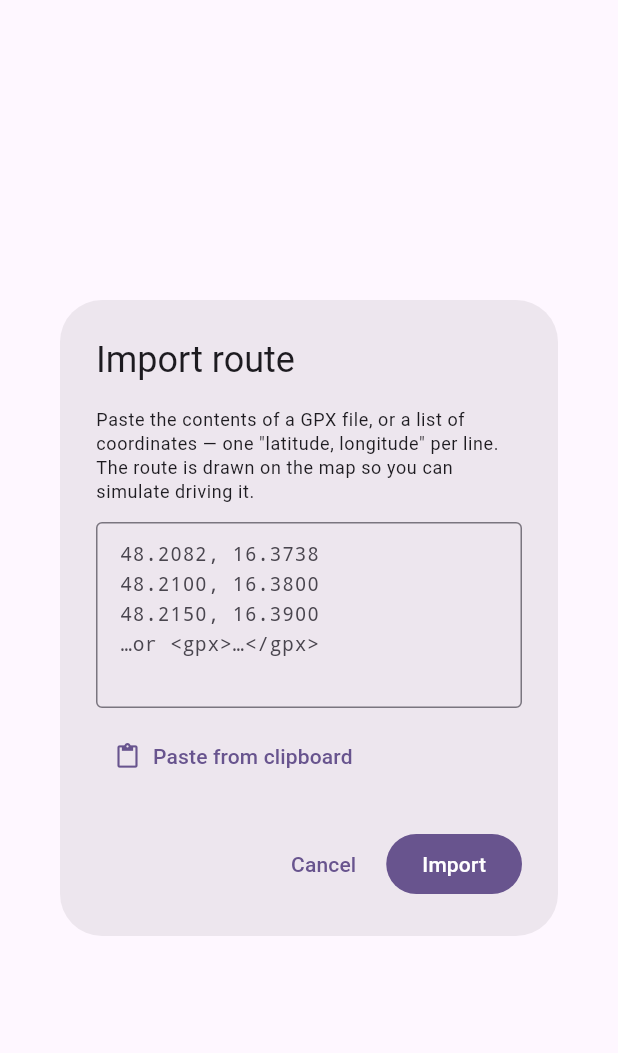
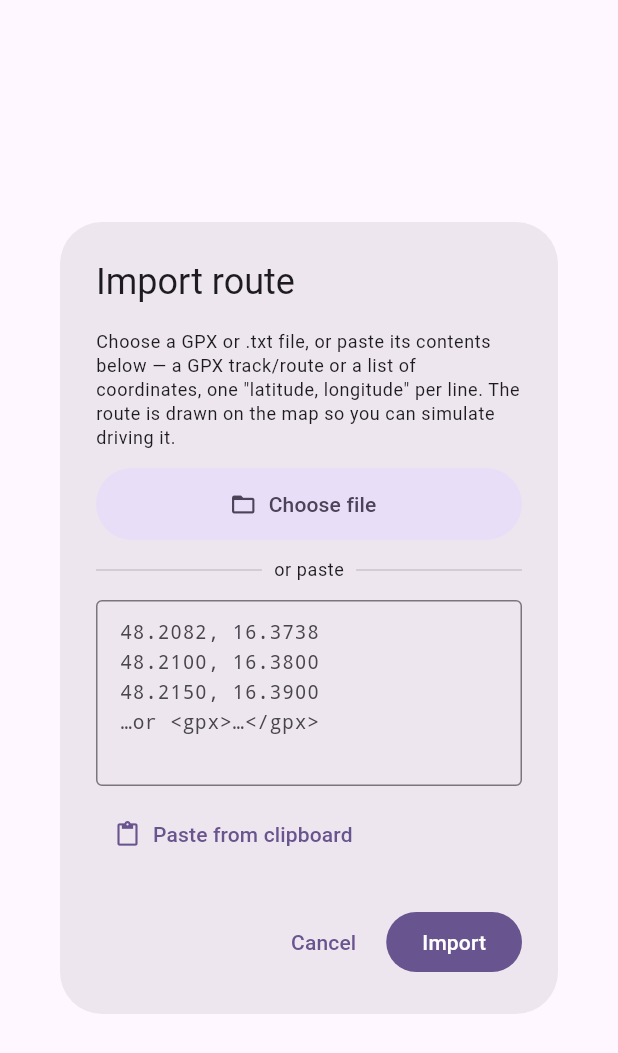
Before and after one commit to Sriharan-S/gps-mock, a Flutter app: the ImportRouteDialog widget shown alone on an empty page, opened directly, on a phone screen of 412 x 824 dp. Shown: the top 1053 px of the screen. Run offline on Flutter 3.47's test engine with Material 3 defaults, Android fonts, the phone set to English and light mode, and no system bars; our stand-ins replace file_picker, flutter_map, flutter_typeahead, geocoding, geolocator, latlong2 and 3 more; missing offline and left inert: flutter_map_animations; accounts and stored records are empty.

Commit message:
Add file picking to route import
Let users import a route by choosing a .gpx/.txt file via the system
file picker (file_picker), not just by pasting text. The picked file is
read and fed through the same RouteImportService; its name becomes the
route label. Pasting remains available as an alternative.

```diff
--- a/lib/ui/import_route_dialog.dart
+++ b/lib/ui/import_route_dialog.dart
@@ -1,11 +1,14 @@
+import 'dart:convert';
+
+import 'package:file_picker/file_picker.dart';
 import 'package:flutter/material.dart';
 import 'package:flutter/services.dart';
 import 'package:gps_mock/providers/app_state.dart';
 import 'package:provider/provider.dart';
 
-/// Lets the user paste a GPX track or a list of coordinates and turn it into
-/// a planned route ready to simulate. Returns true once a route was
-/// successfully imported.
+/// Lets the user import a route either by choosing a GPX/coordinate file or
+/// by pasting its contents, and turns it into a planned route ready to
+/// simulate. Returns true once a route was successfully imported.
 class ImportRouteDialog extends StatefulWidget {
   const ImportRouteDialog({super.key});
 
@@ -25,11 +28,64 @@ class ImportRouteDialog extends StatefulWidget {
 class _ImportRouteDialogState extends State<ImportRouteDialog> {
   final TextEditingController _controller = TextEditingController();
   String? _error;
+  bool _picking = false;
 
   @override
   void dispose() {
     _controller.dispose();
     super.dispose();
+  }
+
+  /// Opens the system file picker, reads the chosen file and imports it. Uses
+  /// the file name as the route label.
+  Future<void> _pickFile() async {
+    if (_picking) return;
+    setState(() {
+      _picking = true;
+      _error = null;
+    });
+    try {
+      final result = await FilePicker.platform.pickFiles(
+        // Some Android providers don't report a GPX MIME type, so accept any
+        // file and validate its contents instead of filtering by extension.
+        type: FileType.any,
+        withData: true,
+      );
+      if (result == null || result.files.isEmpty) return; // cancelled
+      final file = result.files.single;
+
+      String? content;
+      if (file.bytes != null) {
+        content = utf8.decode(file.bytes!, allowMalformed: true);
+      } else if (file.readStream != null) {
+        final chunks = <int>[];
+        await for (final chunk in file.readStream!) {
+          chunks.addAll(chunk);
+        }
+        content = utf8.decode(chunks, allowMalformed: true);
+      }
+      if (content == null || content.trim().isEmpty) {
+        setState(() => _error = "Could not read the selected file.");
+        return;
+      }
+
+      if (!mounted) return;
+      final error = context.read<AppState>().importRoute(
+            content,
+            sourceName: file.name,
+          );
+      if (error != null) {
+        // Surface the file's content so the user can inspect/fix it.
+        _controller.text = content;
+        setState(() => _error = error);
+        return;
+      }
+      Navigator.of(context).pop(true);
+    } catch (_) {
+      setState(() => _error = "Could not open the file picker.");
+    } finally {
+      if (mounted) setState(() => _picking = false);
+    }
   }
 
   Future<void> _pasteFromClipboard() async {
@@ -43,7 +99,7 @@ class _ImportRouteDialogState extends State<ImportRouteDialog> {
   void _import() {
     final content = _controller.text;
     if (content.trim().isEmpty) {
-      setState(() => _error = "Paste a GPX track or a list of coordinates.");
+      setState(() => _error = "Choose a file or paste a GPX / coordinate list.");
       return;
     }
     final error = context.read<AppState>().importRoute(content);
@@ -66,10 +122,35 @@ class _ImportRouteDialogState extends State<ImportRouteDialog> {
           crossAxisAlignment: CrossAxisAlignment.stretch,
           children: [
             Text(
-              "Paste the contents of a GPX file, or a list of coordinates — "
-              "one \"latitude, longitude\" per line. The route is drawn on the "
-              "map so you can simulate driving it.",
+              "Choose a GPX or .txt file, or paste its contents below — "
+              "a GPX track/route or a list of coordinates, one "
+              "\"latitude, longitude\" per line. The route is drawn on the map "
+              "so you can simulate driving it.",
               style: theme.textTheme.bodySmall,
+            ),
+            const SizedBox(height: 12),
+            FilledButton.tonalIcon(
+              onPressed: _picking ? null : _pickFile,
+              icon: _picking
+                  ? const SizedBox(
+                      width: 18,
+                      height: 18,
+                      child: CircularProgressIndicator(strokeWidth: 2),
+                    )
+                  : const Icon(Icons.folder_open),
+              label: Text(_picking ? "Opening…" : "Choose file"),
+              style: FilledButton.styleFrom(minimumSize: const Size(0, 48)),
+            ),
+            const SizedBox(height: 12),
+            Row(
+              children: [
+                const Expanded(child: Divider()),
+                Padding(
+                  padding: const EdgeInsets.symmetric(horizontal: 8),
+                  child: Text("or paste", style: theme.textTheme.bodySmall),
+                ),
+                const Expanded(child: Divider()),
+              ],
             ),
             const SizedBox(height: 12),
             TextField(
--- a/pubspec.yaml
+++ b/pubspec.yaml
@@ -46,6 +46,7 @@ dependencies:
   flutter_map: ^8.3.1
   latlong2: ^0.9.1
   flutter_map_animations: ^0.10.0
+  file_picker: ^11.0.0
 
 dev_dependencies:
   flutter_test:
```
Also changed, not shown: 1 other file.
